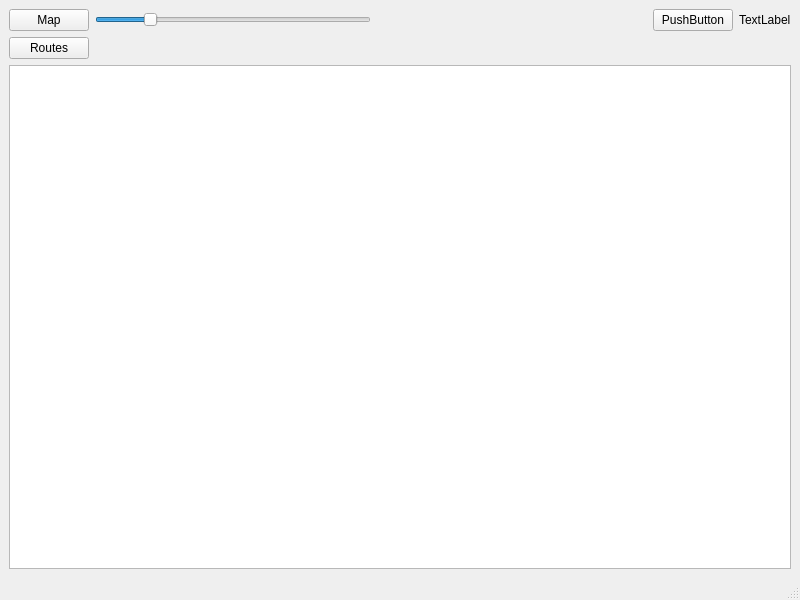
First picture: the form in mainwindow.ui, repository Faz0lek/vut-fit-icp, before the edit.
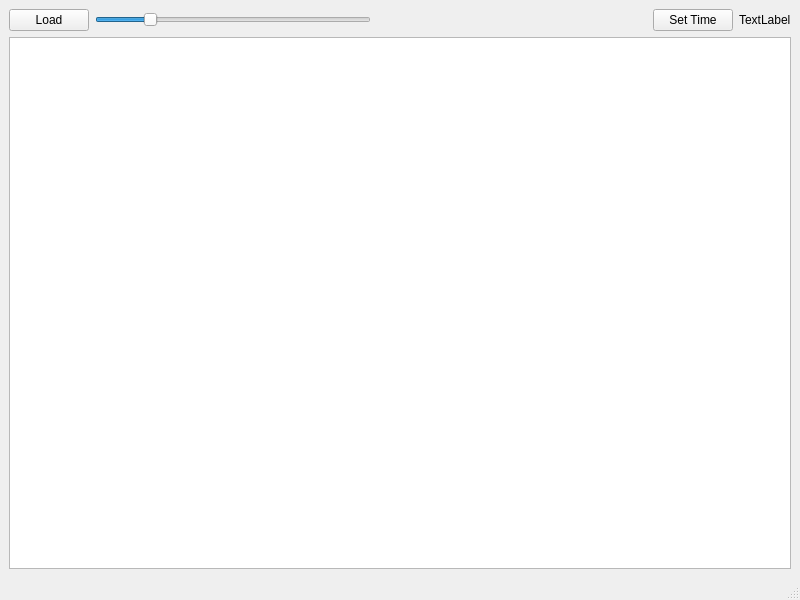
Second picture: the form after the edit.

Commit message: Slightly upgrade UI

What changed in the file:
```diff
--- a/mainwindow.ui
+++ b/mainwindow.ui
@@ -20,7 +20,7 @@
       <item>
        <widget class="QPushButton" name="openMapButton">
         <property name="text">
-         <string>Map</string>
+         <string>Load</string>
         </property>
        </widget>
       </item>
@@ -56,7 +56,7 @@
       <item>
        <widget class="QPushButton" name="setTimeButton">
         <property name="text">
-         <string>PushButton</string>
+         <string>Set Time</string>
         </property>
        </widget>
       </item>
@@ -69,30 +69,6 @@
       </item>
      </layout>
     </item>
-    <item>
-     <layout class="QHBoxLayout" name="horizontalLayout_2">
-      <item>
-       <widget class="QPushButton" name="openLinesButton">
-        <property name="text">
-         <string>Routes</string>
-        </property>
-       </widget>
-      </item>
-      <item>
-       <spacer name="horizontalSpacer_2">
-        <property name="orientation">
-         <enum>Qt::Horizontal</enum>
-        </property>
-        <property name="sizeHint" stdset="0">
-         <size>
-          <width>40</width>
-          <height>20</height>
-         </size>
-        </property>
-       </spacer>
-      </item>
-     </layout>
-    </item>
     <item>
      <widget class="QGraphicsView" name="graphicsView">
       <property name="sizePolicy">
```
Left out of the diff: 2 changed lines with no effect on the pictures. The commit also changes 2 other files.
